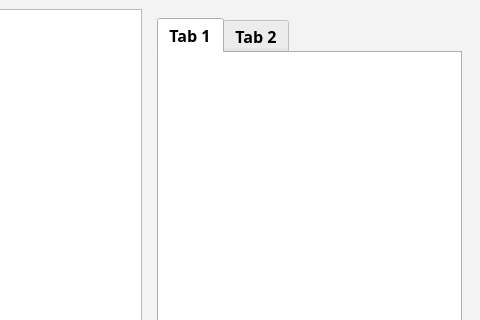
This is arduinoform_corwin.ui in SARL-Engineering/shuttle_gui as Qt 5 draws it before an edit; both pictures show x 123 to 603 and y 0 to 320 of the 603 by 600 pixel window. The edited form follows.
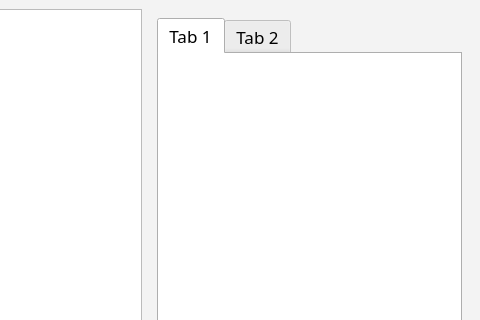
This is the edited form.

Commit message: upgrading serial speed

Diff of the .ui file:
```diff
--- a/arduinoform_corwin.ui
+++ b/arduinoform_corwin.ui
@@ -433,10 +433,10 @@
   </property>
   <property name="font">
    <font>
-    <family>BankGothic Lt BT</family>
-    <pointsize>12</pointsize>
-    <weight>75</weight>
-    <bold>true</bold>
+    <family>BankGothic Md BT</family>
+    <pointsize>13</pointsize>
+    <weight>50</weight>
+    <bold>false</bold>
    </font>
   </property>
   <property name="windowTitle">
```
The commit also changes 1 other file.
